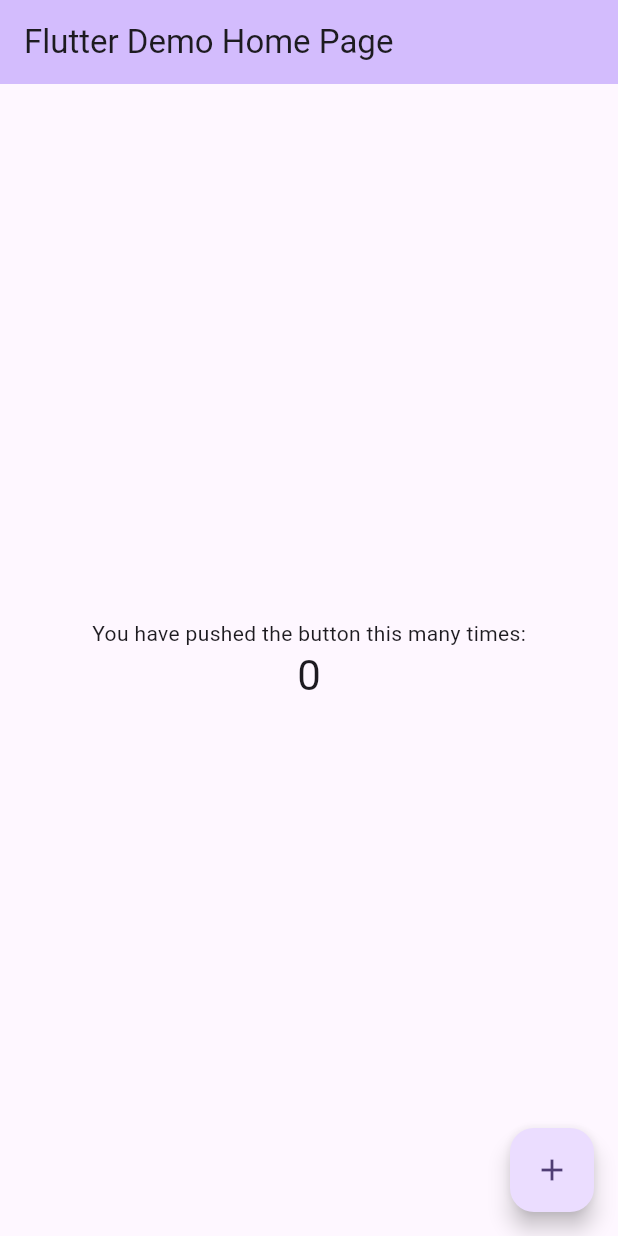
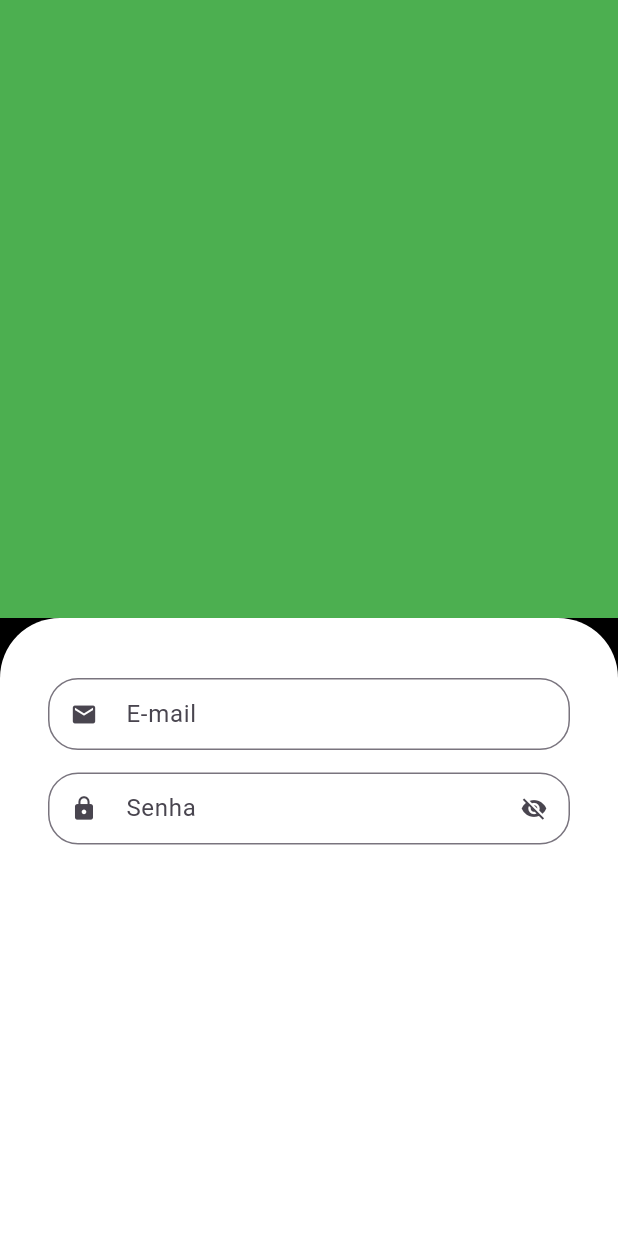
Before and after one commit to David-S22/greengrocer_project, a Flutter app: the screen it shows after launch, on a phone screen of 412 x 824 dp. Run offline on Flutter 3.47's test engine with Material 3 defaults, Android fonts, the phone set to English and light mode, and no system bars.

Commit message:
Aula 01 Campos de Texto

```diff
--- a/lib/main.dart
+++ b/lib/main.dart
@@ -1,123 +1,21 @@
 import 'package:flutter/material.dart';
+import 'package:greengrocer_project/src/auth/sign_in_screen.dart';
 
 void main() {
-  runApp(const MyApp());
+  runApp(MyApp());
 }
 
 class MyApp extends StatelessWidget {
   const MyApp({super.key});
 
-  // This widget is the root of your application.
   @override
   Widget build(BuildContext context) {
     return MaterialApp(
       debugShowCheckedModeBanner: false,
-      title: 'Flutter Demo',
-      theme: ThemeData(
-        // This is the theme of your application.
-        //
-        // TRY THIS: Try running your application with "flutter run". You'll see
-        // the application has a purple toolbar. Then, without quitting the app,
-        // try changing the seedColor in the colorScheme below to Colors.green
-        // and then invoke "hot reload" (save your changes or press the "hot
-        // reload" button in a Flutter-supported IDE, or press "r" if you used
-        // the command line to start the app).
-        //
-        // Notice that the counter didn't reset back to zero; the application
-        // state is not lost during the reload. To reset the state, use hot
-        // restart instead.
-        //
-        // This works for code too, not just values: Most code changes can be
-        // tested with just a hot reload.
-        colorScheme: ColorScheme.fromSeed(seedColor: Colors.deepPurple),
-      ),
-      home: const MyHomePage(title: 'Flutter Demo Home Page'),
+      /* theme: ThemeData(
+        primarySwatch: Colors.green,
+      ), */
+      home: SignInScreen(),
     );
   }
 }
-
-class MyHomePage extends StatefulWidget {
-  const MyHomePage({super.key, required this.title});
-
-  // This widget is the home page of your application. It is stateful, meaning
-  // that it has a State object (defined below) that contains fields that affect
-  // how it looks.
-
-  // This class is the configuration for the state. It holds the values (in this
-  // case the title) provided by the parent (in this case the App widget) and
-  // used by the build method of the State. Fields in a Widget subclass are
-  // always marked "final".
-
-  final String title;
-
-  @override
-  State<MyHomePage> createState() => _MyHomePageState();
-}
-
-class _MyHomePageState extends State<MyHomePage> {
-  int _counter = 0;
-
-  void _incrementCounter() {
-    setState(() {
-      // This call to setState tells the Flutter framework that something has
-      // changed in this State, which causes it to rerun the build method below
-      // so that the display can reflect the updated values. If we changed
-      // _counter without calling setState(), then the build method would not be
-      // called again, and so nothing would appear to happen.
-      _counter++;
-    });
-  }
-
-  @override
-  Widget build(BuildContext context) {
-    // This method is rerun every time setState is called, for instance as done
-    // by the _incrementCounter method above.
-    //
-    // The Flutter framework has been optimized to make rerunning build methods
-    // fast, so that you can just rebuild anything that needs updating rather
-    // than having to individually change instances of widgets.
-    return Scaffold(
-      appBar: AppBar(
-        // TRY THIS: Try changing the color here to a specific color (to
-        // Colors.amber, perhaps?) and trigger a hot reload to see the AppBar
-        // change color while the other colors stay the same.
-        backgroundColor: Theme.of(context).colorScheme.inversePrimary,
-        // Here we take the value from the MyHomePage object that was created by
-        // the App.build method, and use it to set our appbar title.
-        title: Text(widget.title),
-      ),
-      body: Center(
-        // Center is a layout widget. It takes a single child and positions it
-        // in the middle of the parent.
-        child: Column(
-          // Column is also a layout widget. It takes a list of children and
-          // arranges them vertically. By default, it sizes itself to fit its
-          // children horizontally, and tries to be as tall as its parent.
-          //
-          // Column has various properties to control how it sizes itself and
-          // how it positions its children. Here we use mainAxisAlignment to
-          // center the children vertically; the main axis here is the vertical
-          // axis because Columns are vertical (the cross axis would be
-          // horizontal).
-          //
-          // TRY THIS: Invoke "debug painting" (choose the "Toggle Debug Paint"
-          // action in the IDE, or press "p" in the console), to see the
-          // wireframe for each widget.
-          mainAxisAlignment: MainAxisAlignment.center,
-          children: <Widget>[
-            const Text('You have pushed the button this many times:'),
-            Text(
-              '$_counter',
-              style: Theme.of(context).textTheme.headlineMedium,
-            ),
-          ],
-        ),
-      ),
-      floatingActionButton: FloatingActionButton(
-        onPressed: _incrementCounter,
-        tooltip: 'Increment',
-        child: const Icon(Icons.add),
-      ), // This trailing comma makes auto-formatting nicer for build methods.
-    );
-  }
-}
--- /dev/null
+++ b/lib/src/auth/components/custom_text_field.dart
@@ -0,0 +1,57 @@
+import 'package:flutter/material.dart';
+
+class CustomTextField extends StatefulWidget {
+  final IconData icon;
+  final String label;
+  final bool isSecret;
+  bool isObscure;
+
+  CustomTextField({
+    super.key,
+    required this.icon,
+    required this.label,
+    this.isSecret = false,
+    this.isObscure = false,
+  });
+
+  @override
+  State<CustomTextField> createState() => _CustomTextFieldState();
+}
+
+class _CustomTextFieldState extends State<CustomTextField> {
+  @override
+  Widget build(BuildContext context) {
+    return Padding(
+      padding: const EdgeInsets.only(bottom: 15),
+      child: TextFormField(
+        obscureText: widget.isObscure,
+        // variable ? Widget : null  [Condicional Ternária]
+        decoration: InputDecoration(
+          prefixIcon: Icon(widget.icon),
+          suffixIcon: widget.isObscure
+              ? IconButton(
+                  onPressed: () {
+                    setState(() {
+                      //widget.isObscure = !widget.isObscure;
+                    });
+                  },
+                  icon: const Icon(Icons.visibility_off),
+                )
+              : null,
+          /* IconButton(
+                  onPressed: () {
+                    setState(() {
+                      widget.isObscure = !widget.isObscure;
+                    });
+                  },
+                  icon: const Icon(Icons.visibility)), */
+          labelText: widget.label,
+          isDense: true,
+          border: OutlineInputBorder(
+            borderRadius: BorderRadius.circular(20),
+          ),
+        ),
+      ),
+    );
+  }
+}
--- /dev/null
+++ b/lib/src/auth/sign_in_screen.dart
@@ -0,0 +1,49 @@
+import 'package:flutter/material.dart';
+import 'package:greengrocer_project/src/auth/components/custom_text_field.dart';
+
+class SignInScreen extends StatelessWidget {
+  const SignInScreen({super.key});
+
+  @override
+  Widget build(BuildContext context) {
+    return Scaffold(
+      backgroundColor: Colors.black,
+      body: Column(
+        children: [
+          Expanded(
+            child: Container(
+              color: Colors.green,
+            ),
+          ),
+          Expanded(
+            child: Container(
+              padding: const EdgeInsets.symmetric(horizontal: 32, vertical: 40),
+              decoration: const BoxDecoration(
+                color: Colors.white,
+                borderRadius: BorderRadius.vertical(
+                  top: Radius.circular(40),
+                ),
+              ),
+              child: Column(
+                children: [
+                  //E-mail
+                  CustomTextField(
+                    icon: Icons.email,
+                    label: 'E-mail',
+                  ),
+
+                  //Senha
+                  CustomTextField(
+                    icon: Icons.lock,
+                    label: 'Senha',
+                    isObscure: true,
+                  ),
+                ],
+              ),
+            ),
+          ),
+        ],
+      ),
+    );
+  }
+}
--- a/pubspec.yaml
+++ b/pubspec.yaml
@@ -19,7 +19,7 @@ publish_to: 'none' # Remove this line if you wish to publish to pub.dev
 version: 1.0.0+1
 
 environment:
-  sdk: ^3.7.0
+  sdk: '>=3.0.0 <4.0.0'
 
 # Dependencies specify other packages that your package needs in order to work.
 # To automatically upgrade your package dependencies to the latest versions
```
Also changed, not shown: pubspec.lock.
